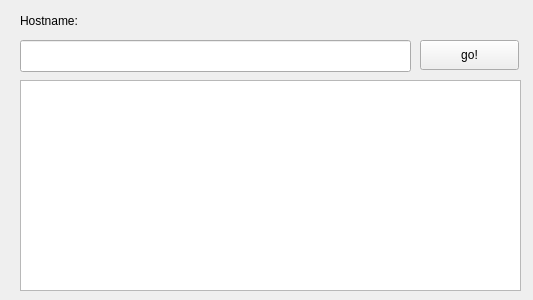
This is gui.ui in sofiakcz/Textbrowser as Qt 5 draws it before an edit. The edited form follows.
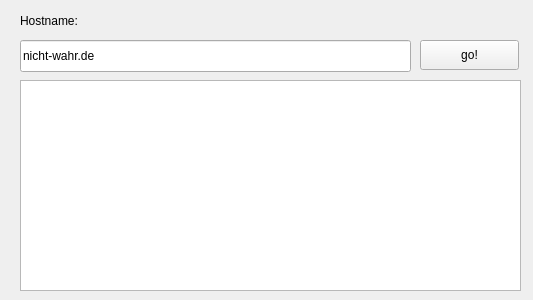
This is the edited form.

What changed in the file:
```diff
--- a/gui.ui
+++ b/gui.ui
@@ -22,6 +22,9 @@
      <height>32</height>
     </rect>
    </property>
+   <property name="text">
+    <string>nicht-wahr.de</string>
+   </property>
   </widget>
   <widget class="QPushButton" name="goButton">
    <property name="geometry">
```
